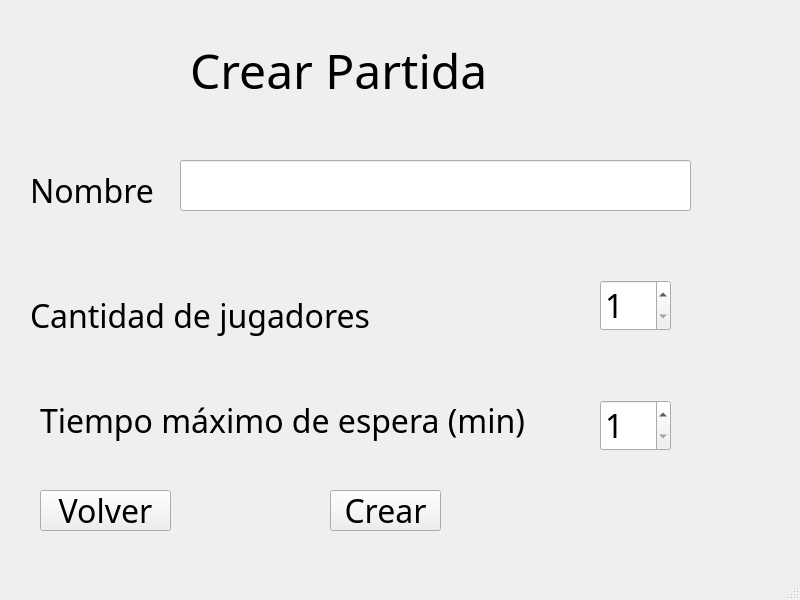
The window that src/Client/Lobby/creategame.ui (franciscoduc4/TP_Jazz_Jackrabbit_2) describes before a commit, drawn with Qt 5.
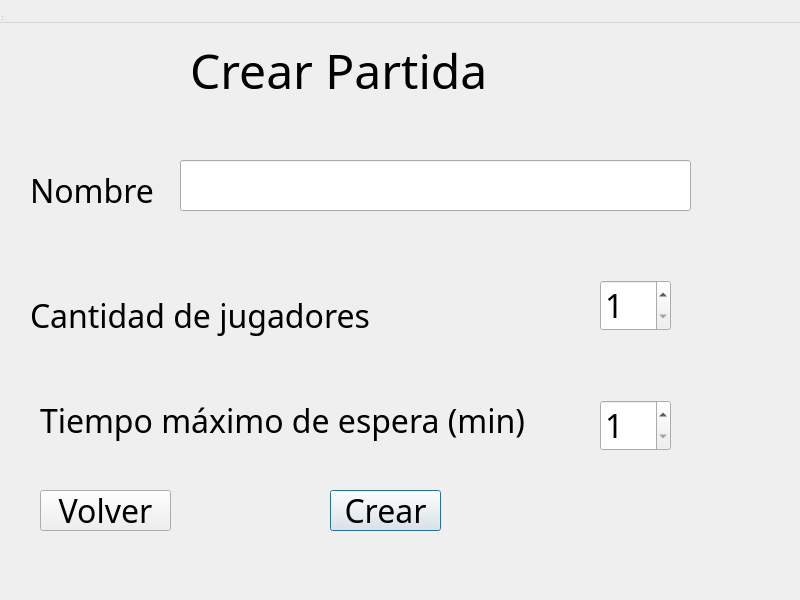
The same window after the commit.

Commit message: MainWindows are now Dialogs except for the first one

```diff
--- a/src/Client/Lobby/creategame.ui
+++ b/src/Client/Lobby/creategame.ui
@@ -1,7 +1,7 @@
 <?xml version="1.0" encoding="UTF-8"?>
 <ui version="4.0">
  <class>CreateGame</class>
- <widget class="QMainWindow" name="CreateGame">
+ <widget class="QDialog" name="CreateGame">
   <property name="geometry">
    <rect>
     <x>0</x>
```
Left out of the diff: 2 changed lines with no effect on the pictures. The commit also changes 18 other files.
